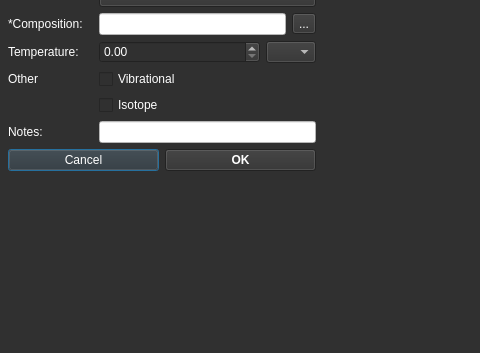
The window that app/dialogs/frames/import_file_verification.ui (jnicoleoliveira/SPECData) describes before a commit, drawn with Qt 5; both pictures show x 350 to 830 and y 331 to 684 of the 985 by 684 pixel window.
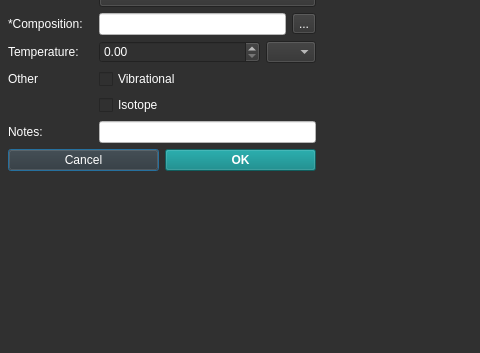
The same window after the commit.

```diff
--- a/app/dialogs/frames/import_file_verification.ui
+++ b/app/dialogs/frames/import_file_verification.ui
@@ -161,6 +161,9 @@
          <bold>true</bold>
         </font>
        </property>
+       <property name="styleSheet">
+        <string notr="true">background-color: rgba(0, 128, 128, 154);</string>
+       </property>
        <property name="text">
         <string>OK</string>
        </property>
```
